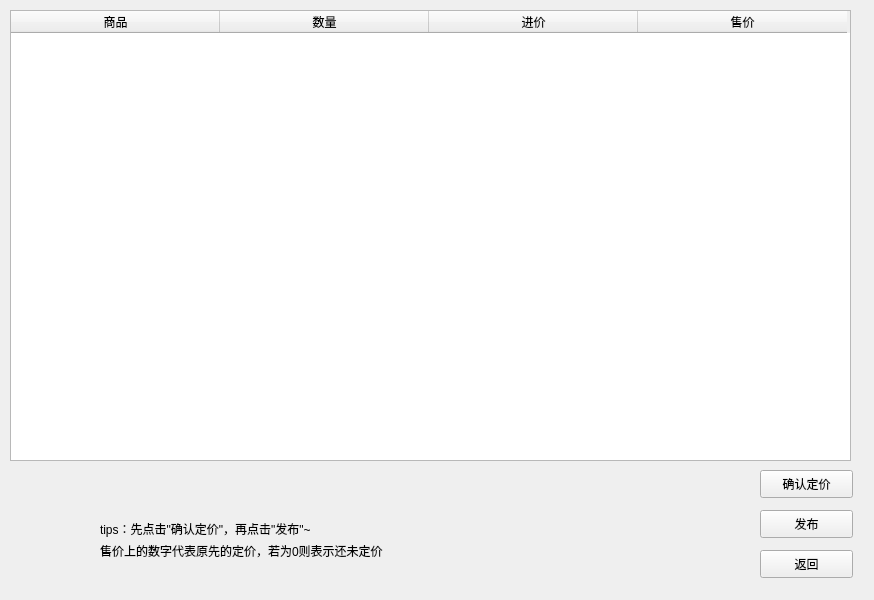
First picture: the form in supermarket/check.ui, repository xiaochenn/test, before the edit.
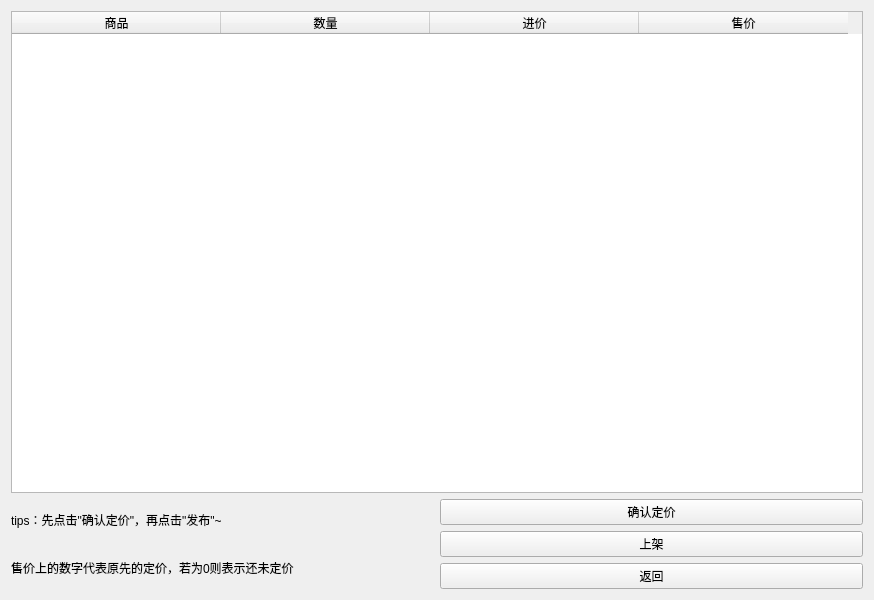
Second picture: the form after the edit.

Patch:
```diff
--- a/supermarket/check.ui
+++ b/supermarket/check.ui
@@ -13,15 +13,9 @@
   <property name="windowTitle">
    <string>check</string>
   </property>
+  <layout class="QVBoxLayout" name="verticalLayout_3">
+   <item>
   <widget class="QTableWidget" name="checkWidget">
-   <property name="geometry">
-    <rect>
-     <x>10</x>
-     <y>10</y>
-     <width>841</width>
-     <height>451</height>
-    </rect>
-   </property>
    <property name="sizePolicy">
     <sizepolicy hsizetype="Expanding" vsizetype="Expanding">
      <horstretch>100</horstretch>
@@ -61,54 +55,10 @@
     </property>
    </column>
   </widget>
-  <widget class="QPushButton" name="check_btn">
-   <property name="geometry">
-    <rect>
-     <x>760</x>
-     <y>470</y>
-     <width>93</width>
-     <height>28</height>
-    </rect>
-   </property>
-   <property name="text">
-    <string>确认定价</string>
-   </property>
-  </widget>
-  <widget class="QPushButton" name="check_backbtn">
-   <property name="geometry">
-    <rect>
-     <x>760</x>
-     <y>550</y>
-     <width>93</width>
-     <height>28</height>
-    </rect>
-   </property>
-   <property name="text">
-    <string>返回</string>
-   </property>
-  </widget>
-  <widget class="QPushButton" name="check_push">
-   <property name="geometry">
-    <rect>
-     <x>760</x>
-     <y>510</y>
-     <width>93</width>
-     <height>28</height>
-    </rect>
-   </property>
-   <property name="text">
-    <string>发布</string>
-   </property>
-  </widget>
-  <widget class="QWidget" name="">
-   <property name="geometry">
-    <rect>
-     <x>100</x>
-     <y>520</y>
-     <width>355</width>
-     <height>39</height>
-    </rect>
-   </property>
+   </item>
+   <item>
+    <layout class="QHBoxLayout" name="horizontalLayout">
+     <item>
    <layout class="QVBoxLayout" name="verticalLayout">
     <item>
      <widget class="QLabel" name="label">
@@ -125,7 +75,35 @@
      </widget>
     </item>
    </layout>
-  </widget>
+     </item>
+     <item>
+      <layout class="QVBoxLayout" name="verticalLayout_2">
+       <item>
+        <widget class="QPushButton" name="check_btn">
+         <property name="text">
+          <string>确认定价</string>
+         </property>
+        </widget>
+       </item>
+       <item>
+        <widget class="QPushButton" name="check_push">
+         <property name="text">
+          <string>上架</string>
+         </property>
+        </widget>
+       </item>
+       <item>
+        <widget class="QPushButton" name="check_backbtn">
+         <property name="text">
+          <string>返回</string>
+         </property>
+        </widget>
+       </item>
+      </layout>
+     </item>
+    </layout>
+   </item>
+  </layout>
  </widget>
  <resources/>
  <connections>
```
Lines whose indentation alone changed are shown as unchanged.
